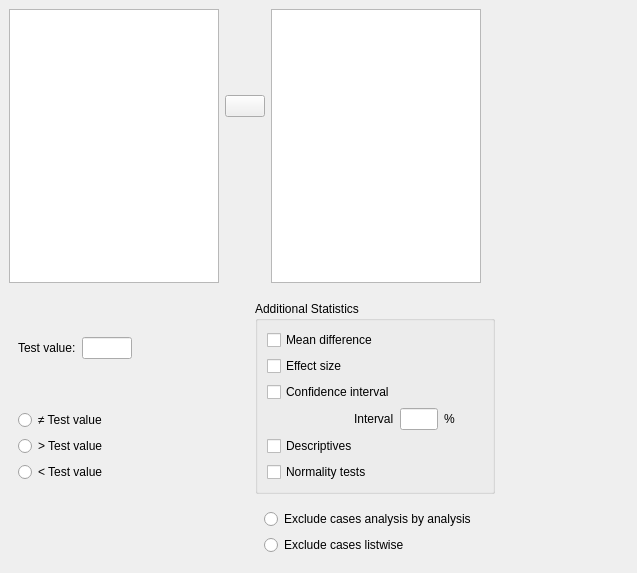
jasp-stats/jasp-desktop, file JASP-Desktop/analysisforms/ttestonesampleform.ui: the form before one commit.
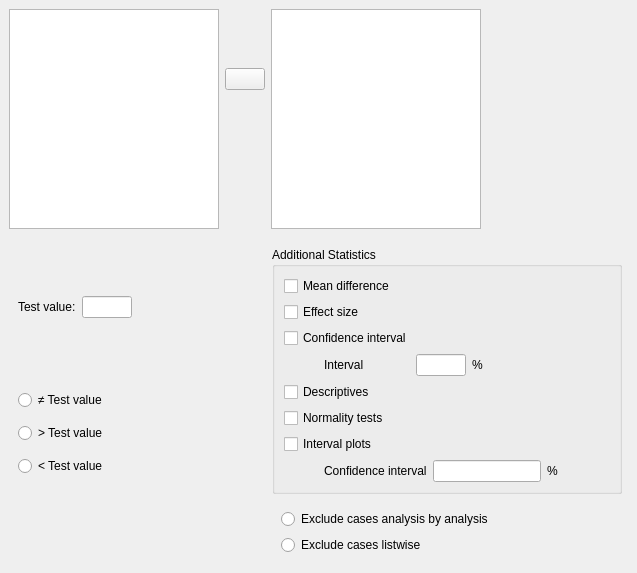
The form after the commit. Custom widgets are drawn as their Qt base class.

Commit message: C OS T-Test: added interval plots

The edit to the form file:
```diff
--- a/JASP-Desktop/analysisforms/ttestonesampleform.ui
+++ b/JASP-Desktop/analysisforms/ttestonesampleform.ui
@@ -87,72 +87,116 @@
         </property>
         <layout class="QGridLayout" name="gridLayout_3">
          <item row="3" column="0">
-          <widget class="QWidget" name="widget_4" native="true"/>
-         </item>
-         <item row="3" column="3">
-          <widget class="QLabel" name="label_2">
-           <property name="text">
-            <string>%</string>
-           </property>
+          <widget class="QWidget" name="widget_4" native="true">
+           <layout class="QGridLayout" name="gridLayout_10">
+            <property name="leftMargin">
+             <number>40</number>
+            </property>
+            <property name="topMargin">
+             <number>0</number>
+            </property>
+            <property name="rightMargin">
+             <number>0</number>
+            </property>
+            <property name="bottomMargin">
+             <number>0</number>
+            </property>
+            <item row="0" column="0">
+             <widget class="QLabel" name="label">
+              <property name="text">
+               <string>Interval</string>
+              </property>
+             </widget>
+            </item>
+            <item row="0" column="1">
+             <widget class="BoundTextBox" name="confidenceIntervalInterval">
+              <property name="sizePolicy">
+               <sizepolicy hsizetype="Preferred" vsizetype="Fixed">
+                <horstretch>0</horstretch>
+                <verstretch>0</verstretch>
+               </sizepolicy>
+              </property>
+              <property name="maximumSize">
+               <size>
+                <width>50</width>
+                <height>16777215</height>
+               </size>
+              </property>
+             </widget>
+            </item>
+            <item row="0" column="2">
+             <widget class="QLabel" name="label_2">
+              <property name="text">
+               <string>%</string>
+              </property>
+             </widget>
+            </item>
+           </layout>
           </widget>
          </item>
-         <item row="2" column="0" colspan="3">
+         <item row="2" column="0" colspan="2">
           <widget class="BoundCheckBox" name="confidenceInterval">
            <property name="text">
             <string>Confidence interval</string>
            </property>
           </widget>
          </item>
-         <item row="3" column="4">
-          <spacer name="horizontalSpacer_3">
-           <property name="orientation">
-            <enum>Qt::Horizontal</enum>
-           </property>
-           <property name="sizeHint" stdset="0">
-            <size>
-             <width>40</width>
-             <height>20</height>
-            </size>
-           </property>
-          </spacer>
-         </item>
-         <item row="3" column="1">
-          <widget class="QLabel" name="label">
+         <item row="6" column="0">
+          <widget class="BoundCheckBox" name="intervalPlots">
            <property name="text">
-            <string>Interval</string>
+            <string>Interval plots</string>
            </property>
           </widget>
          </item>
-         <item row="3" column="2">
-          <widget class="BoundTextBox" name="confidenceIntervalInterval">
-           <property name="sizePolicy">
-            <sizepolicy hsizetype="Preferred" vsizetype="Fixed">
-             <horstretch>0</horstretch>
-             <verstretch>0</verstretch>
-            </sizepolicy>
-           </property>
-           <property name="maximumSize">
-            <size>
-             <width>50</width>
-             <height>16777215</height>
-            </size>
-           </property>
+         <item row="7" column="0">
+          <widget class="QWidget" name="widget_7" native="true">
+           <layout class="QGridLayout" name="gridLayout_4">
+            <property name="leftMargin">
+             <number>40</number>
+            </property>
+            <property name="topMargin">
+             <number>0</number>
+            </property>
+            <property name="rightMargin">
+             <number>0</number>
+            </property>
+            <property name="bottomMargin">
+             <number>0</number>
+            </property>
+            <item row="0" column="1">
+             <widget class="BoundTextBox" name="intervalIntervalPlots">
+              <property name="minimumSize">
+               <size>
+                <width>50</width>
+                <height>0</height>
+               </size>
+              </property>
+             </widget>
+            </item>
+            <item row="0" column="0">
+             <widget class="QLabel" name="label_4">
+              <property name="text">
+               <string>Confidence interval</string>
+              </property>
+             </widget>
+            </item>
+            <item row="0" column="2">
+             <widget class="QLabel" name="label_5">
+              <property name="text">
+               <string>%</string>
+              </property>
+             </widget>
+            </item>
+           </layout>
           </widget>
          </item>
-         <item row="0" column="0" colspan="3">
+         <item row="0" column="0" colspan="2">
           <widget class="BoundCheckBox" name="meanDifference">
            <property name="text">
             <string>Mean difference</string>
            </property>
           </widget>
          </item>
-         <item row="4" column="0" colspan="4">
-          <widget class="BoundCheckBox" name="descriptives">
-           <property name="text">
-            <string>Descriptives</string>
-           </property>
-          </widget>
-         </item>
          <item row="1" column="0">
           <widget class="BoundCheckBox" name="effectSize">
            <property name="text">
@@ -160,13 +204,46 @@
            </property>
           </widget>
          </item>
-         <item row="5" column="0" colspan="3">
+         <item row="4" column="0" colspan="3">
+          <widget class="BoundCheckBox" name="descriptives">
+           <property name="text">
+            <string>Descriptives</string>
+           </property>
+          </widget>
+         </item>
+         <item row="5" column="0" colspan="2">
           <widget class="BoundCheckBox" name="normalityTests">
            <property name="text">
             <string>Normality tests</string>
            </property>
           </widget>
          </item>
+         <item row="3" column="2">
+          <spacer name="horizontalSpacer">
+           <property name="orientation">
+            <enum>Qt::Horizontal</enum>
+           </property>
+           <property name="sizeHint" stdset="0">
+            <size>
+             <width>40</width>
+             <height>20</height>
+            </size>
+           </property>
+          </spacer>
+         </item>
+         <item row="7" column="2">
+          <spacer name="horizontalSpacer_3">
+           <property name="orientation">
+            <enum>Qt::Horizontal</enum>
+           </property>
+           <property name="sizeHint" stdset="0">
+            <size>
+             <width>40</width>
+             <height>20</height>
+            </size>
+           </property>
+          </spacer>
+         </item>
         </layout>
        </widget>
       </item>
@@ -387,22 +464,8 @@
      </layout>
     </widget>
    </item>
-   <item row="1" column="1">
-    <spacer name="horizontalSpacer">
-     <property name="orientation">
-      <enum>Qt::Horizontal</enum>
-     </property>
-     <property name="sizeHint" stdset="0">
-      <size>
-       <width>150</width>
-       <height>20</height>
-      </size>
-     </property>
-    </spacer>
-   </item>
   </layout>
   <zorder>widget</zorder>
-  <zorder>horizontalSpacer</zorder>
   <zorder>widget_3</zorder>
  </widget>
  <customwidgets>
@@ -416,11 +479,6 @@
    <extends>QListView</extends>
    <header>widgets/availablefieldslistview.h</header>
   </customwidget>
-  <customwidget>
-   <class>BoundListView</class>
-   <extends>QListView</extends>
-   <header>widgets/boundlistview.h</header>
-  </customwidget>
   <customwidget>
    <class>BoundCheckBox</class>
    <extends>QCheckBox</extends>
@@ -443,6 +501,11 @@
    <header>widgets/boundgroupbox.h</header>
    <container>1</container>
   </customwidget>
+  <customwidget>
+   <class>BoundListView</class>
+   <extends>QListView</extends>
+   <header>widgets/boundlistview.h</header>
+  </customwidget>
  </customwidgets>
  <resources/>
  <connections/>
```
The commit also changes 4 other files.
